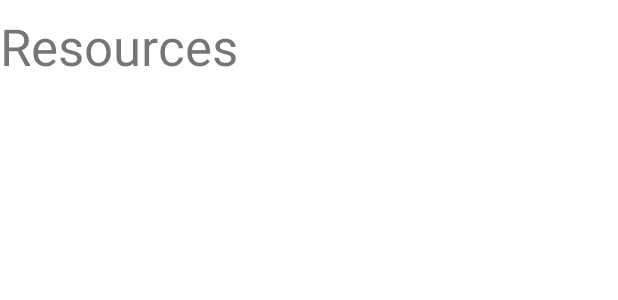
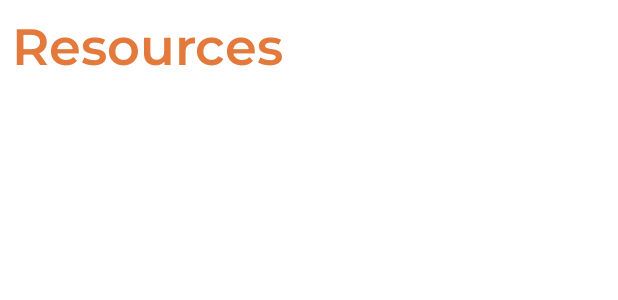
Before and after one commit to sc71/FeastApp, an Android app: the layout fragment_resources.xml on its own in the app's theme, with its tools: preview values and no code run, on a phone screen of 412 x 824 dp. Shown: the top 300 px of the screen. Run offline under Robolectric (Android 15) with nearby library versions, the phone set to English and light mode, and no system bars.

Commit message:
last commit for hacksc

```diff
--- a/app/src/main/res/layout/fragment_resources.xml
+++ b/app/src/main/res/layout/fragment_resources.xml
@@ -10,6 +10,9 @@
         android:layout_height="wrap_content"
         android:text="Resources"
         android:textSize="34sp"
-        android:paddingTop="8dp"/>
+        android:paddingTop="8dp"
+        android:paddingStart="8dp"
+        android:textColor="@color/orange"
+        android:fontFamily="@font/montserrat_semibold"/>
 
 </FrameLayout>
```
